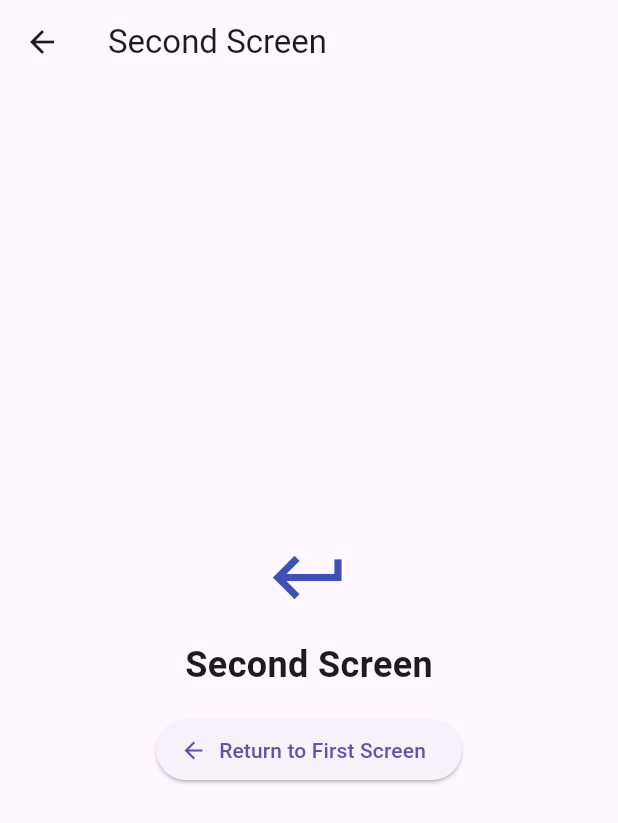
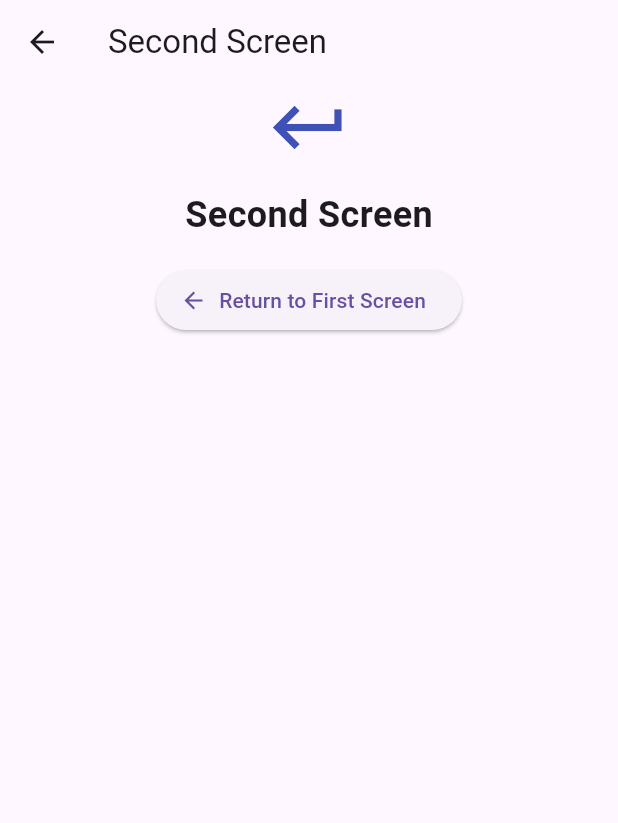
Before and after one commit to NetraChauhan/flutter_lab_sheet_4, a Flutter app: the Second screen opened directly, on a phone screen of 412 x 824 dp. Shown: the top 823 px of the screen. Run offline on Flutter 3.47's test engine with Material 3 defaults, Android fonts, the phone set to English and light mode, and no system bars.

Commit message:
Remove vertical centering from Program 7

```diff
--- a/lib/program_07.dart
+++ b/lib/program_07.dart
@@ -12,7 +12,7 @@
 }
 class Second extends StatelessWidget{
  const Second({super.key});
- Widget build(c)=>Scaffold(appBar:AppBar(title:const Text('Second Screen')),body:Center(child:Column(mainAxisSize:MainAxisSize.min,children:[
+ Widget build(c)=>Scaffold(appBar:AppBar(title:const Text('Second Screen')),body:Align(alignment:Alignment.topCenter,child:Column(mainAxisSize:MainAxisSize.min,children:[
   const Icon(Icons.keyboard_return,size:58,color:Colors.indigo),const SizedBox(height:12),
   const Text('Second Screen',style:TextStyle(fontSize:24,fontWeight:FontWeight.bold)),const SizedBox(height:16),
   ElevatedButton.icon(onPressed:()=>Navigator.pop(c),icon:const Icon(Icons.arrow_back),label:const Text('Return to First Screen'))
```
